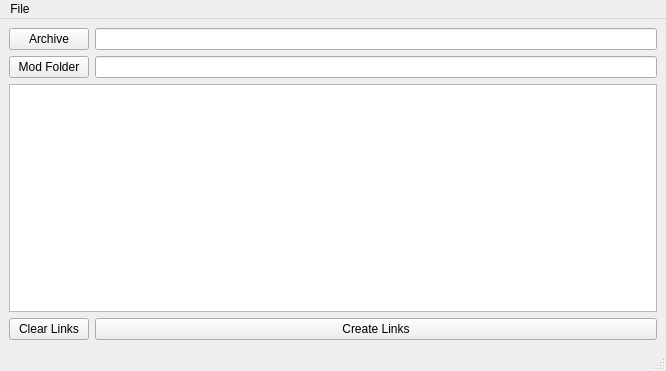
This is ui/modlink.ui in rcn8397/modlink as Qt 5 draws it before an edit. The edited form follows.
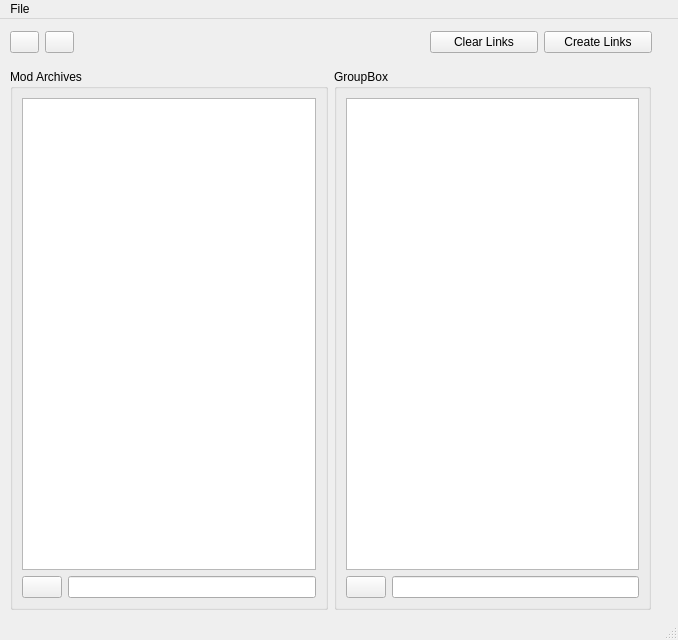
This is the edited form. Icons and pictures are not drawn.

Commit message: adding icons and moving to two pane view idea

Patch:
```diff
--- a/ui/modlink.ui
+++ b/ui/modlink.ui
@@ -6,46 +6,137 @@
    <rect>
     <x>0</x>
     <y>0</y>
-    <width>666</width>
-    <height>371</height>
+    <width>678</width>
+    <height>640</height>
    </rect>
   </property>
   <property name="windowTitle">
    <string>MainWindow</string>
   </property>
   <widget class="QWidget" name="centralwidget">
+   <widget class="QWidget" name="">
+    <property name="geometry">
+     <rect>
+      <x>10</x>
+      <y>10</y>
+      <width>64</width>
+      <height>26</height>
+     </rect>
+    </property>
+    <layout class="QGridLayout" name="gridLayout_3">
+     <item row="0" column="0">
+      <widget class="QPushButton" name="installModButton">
+       <property name="text">
+        <string/>
+       </property>
+       <property name="icon">
+        <iconset theme="list-add"/>
+       </property>
+      </widget>
+     </item>
+     <item row="0" column="1">
+      <widget class="QPushButton" name="uninstallModButton">
+       <property name="text">
+        <string/>
+       </property>
+       <property name="icon">
+        <iconset theme="list-remove"/>
+       </property>
+      </widget>
+     </item>
+    </layout>
+   </widget>
+   <widget class="QWidget" name="">
+    <property name="geometry">
+     <rect>
+      <x>10</x>
+      <y>50</y>
+      <width>641</width>
+      <height>541</height>
+     </rect>
+    </property>
+    <layout class="QHBoxLayout" name="horizontalLayout">
+     <item>
+      <widget class="QGroupBox" name="groupBox">
+       <property name="title">
+        <string>Mod Archives</string>
+       </property>
+       <layout class="QVBoxLayout" name="verticalLayout">
+        <item>
    <layout class="QGridLayout" name="gridLayout">
-    <item row="0" column="0">
+          <item row="0" column="0" colspan="2">
+           <widget class="QTableWidget" name="tableWidget"/>
+          </item>
+          <item row="1" column="0">
      <widget class="QPushButton" name="pushButton_2">
       <property name="text">
-       <string>Archive</string>
+             <string/>
+            </property>
+            <property name="icon">
+             <iconset theme="folder-open"/>
       </property>
      </widget>
     </item>
-    <item row="0" column="1">
+          <item row="1" column="1">
      <widget class="QLineEdit" name="modArchivePathEdit"/>
     </item>
+         </layout>
+        </item>
+       </layout>
+      </widget>
+     </item>
+     <item>
+      <widget class="QGroupBox" name="groupBox_2">
+       <property name="title">
+        <string>GroupBox</string>
+       </property>
+       <layout class="QVBoxLayout" name="verticalLayout_2">
+        <item>
+         <layout class="QGridLayout" name="gridLayout_2">
+          <item row="0" column="0" colspan="2">
+           <widget class="QTableWidget" name="installedModstableWidget"/>
+          </item>
     <item row="1" column="0">
      <widget class="QPushButton" name="pushButton_3">
       <property name="text">
-       <string>Mod Folder</string>
+             <string/>
+            </property>
+            <property name="icon">
+             <iconset theme="folder-open"/>
       </property>
      </widget>
     </item>
     <item row="1" column="1">
      <widget class="QLineEdit" name="modFolderPathEdit"/>
     </item>
-    <item row="2" column="0" colspan="2">
-     <widget class="QTableWidget" name="tableWidget"/>
-    </item>
-    <item row="3" column="0">
+         </layout>
+        </item>
+       </layout>
+      </widget>
+     </item>
+    </layout>
+   </widget>
+   <widget class="QWidget" name="">
+    <property name="geometry">
+     <rect>
+      <x>430</x>
+      <y>10</y>
+      <width>222</width>
+      <height>27</height>
+     </rect>
+    </property>
+    <layout class="QGridLayout" name="gridLayout_4">
+     <item row="0" column="0">
      <widget class="QPushButton" name="pushButton">
       <property name="text">
        <string>Clear Links</string>
       </property>
-     </widget>
-    </item>
-    <item row="3" column="1">
+       <property name="icon">
+        <iconset theme="edit-delete"/>
+       </property>
+      </widget>
+     </item>
+     <item row="0" column="1">
      <widget class="QPushButton" name="runButton">
       <property name="text">
        <string>Create Links</string>
@@ -53,13 +144,14 @@
      </widget>
     </item>
    </layout>
+   </widget>
   </widget>
   <widget class="QMenuBar" name="menubar">
    <property name="geometry">
     <rect>
      <x>0</x>
      <y>0</y>
-     <width>666</width>
+     <width>678</width>
      <height>22</height>
     </rect>
    </property>
```
Left out of the diff: 53 changed lines with no effect on the pictures. Lines whose indentation alone changed are shown as unchanged. The commit also changes 2 other files.
